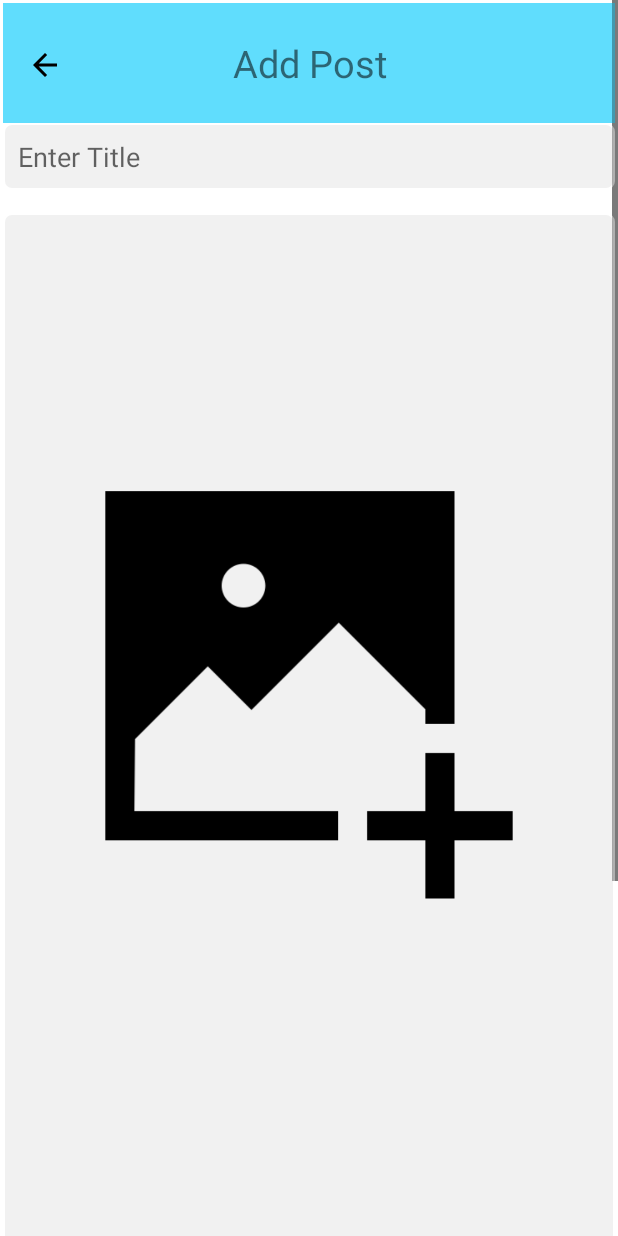
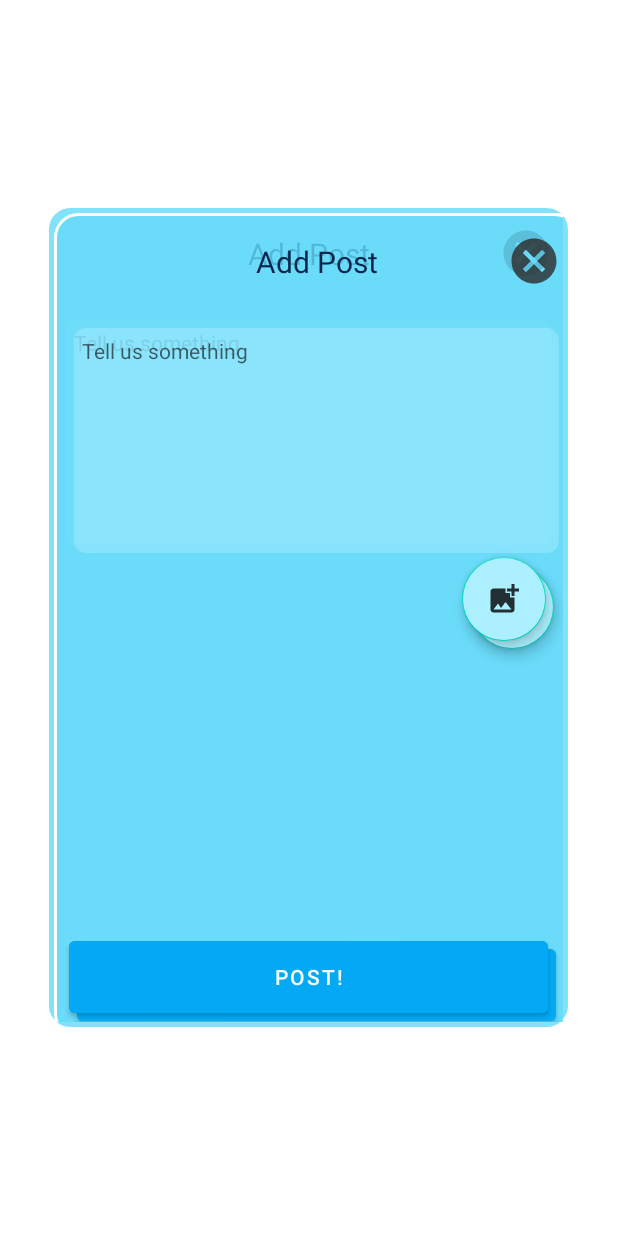
Before and after one commit to Ronenii/Fly, an Android app: the HomePageActivity screen opened directly, with no data from a screen before it, after a tap on "POST", on a phone screen of 412 x 824 dp. Run offline under Robolectric (Android 15) with nearby library versions, the phone set to English and light mode, and no system bars; our stand-ins replace navigation-ui; pictures from the network do not load.

Commit message:
Tried changing style of post fragment but its quite complicated, atm it shows the xml for it twice.

```diff
--- a/app/src/main/java/com/GroupC/fly/ActivityLogic/HomePageActivity.java
+++ b/app/src/main/java/com/GroupC/fly/ActivityLogic/HomePageActivity.java
@@ -41,7 +41,7 @@ public class HomePageActivity extends AppCompatActivity {
         // Passing each menu ID as a set of Ids because each
         // menu should be considered as top level destinations.
         mAppBarConfiguration = new AppBarConfiguration.Builder(
-             R.id.nav_home, R.id.nav_gallery, R.id.nav_slideshow)
+             R.id.nav_home, R.id.fragmentBlogPost)
              .setOpenableLayout(drawer)
              .build();
         NavController navController = Navigation.findNavController(this, R.id.nav_host_fragment_content_home_page);
@@ -50,7 +50,7 @@ public class HomePageActivity extends AppCompatActivity {
     }
 
     public void onPost(View view) {
-        setContentView(R.layout.fragment_blog_post);
+        setContentView(R.layout.fragment_blog_post2);
         getSupportFragmentManager()
                 .beginTransaction().replace(R.id.con_post,new FragmentBlogPost())
                 .commit();
--- a/app/src/main/java/com/GroupC/fly/FragmentLogic/FragmentBlogPost.java
+++ b/app/src/main/java/com/GroupC/fly/FragmentLogic/FragmentBlogPost.java
@@ -33,22 +33,20 @@ public class FragmentBlogPost extends Fragment {
 
     @Override
     public View onCreateView(@NonNull LayoutInflater inflater, @Nullable ViewGroup container, @Nullable Bundle savedInstanceState) {
-        View rootView = inflater.inflate(R.layout.fragment_blog_post, container, false);
+        View rootView = inflater.inflate(R.layout.fragment_blog_post2, container, false);
 
         // Get the view model (all the business logic is in there).
         mViewModel = new ViewModelProvider(this).get(FragmentBlogPostViewModel.class);
         mViewModel.mMediaLauncher = getActivityLauncher();
 
         // Create the variables.
-        mViewModel.uploadImg = new WeakReference<>(Objects.requireNonNull(rootView).findViewById(R.id.addPostImg));
-        mViewModel.mPostTitle = new WeakReference<>(Objects.requireNonNull(rootView).findViewById(R.id.addPostTitle));
-        mViewModel.mPostDesc = new WeakReference<>(Objects.requireNonNull(rootView).findViewById(R.id.addPostDesc));
-        mViewModel.mBtnUpload = new WeakReference<>(Objects.requireNonNull(rootView).findViewById(R.id.buttonUpload));
-        mViewModel.goBackButton = new WeakReference<>(Objects.requireNonNull(rootView).findViewById(R.id.btn_goBack));
+        mViewModel.uploadImg = new WeakReference<>(Objects.requireNonNull(rootView).findViewById(R.id.btn_add_image));
+        mViewModel.mPostDesc = new WeakReference<>(Objects.requireNonNull(rootView).findViewById(R.id.et_post_desc));
+        mViewModel.mBtnUpload = new WeakReference<>(Objects.requireNonNull(rootView).findViewById(R.id.btn_post));
+        mViewModel.goBackButton = new WeakReference<>(Objects.requireNonNull(rootView).findViewById(R.id.btn_back));
 
         // Register listeners
         mViewModel.uploadImg.get().setOnClickListener(this::onPickImage);
-        mViewModel.mPostTitle.get().setOnClickListener(mViewModel::onUpdateText);
         mViewModel.mPostDesc.get().setOnClickListener(mViewModel::onUpdateText);
         mViewModel.mBtnUpload.get().setOnClickListener(mViewModel::onUpload);
         mViewModel.goBackButton.get().setOnClickListener(this::onGoBackClick);
@@ -96,7 +94,7 @@ public class FragmentBlogPost extends Fragment {
                     // On success store the image, and update the ImageView.
                     if (result.getResultCode() == Activity.RESULT_OK) {
                         Log.i("[info]:", "Took a photo");
-                        ImageView postImgView = Objects.requireNonNull(getActivity()).findViewById(R.id.addPostImg);
+                        ImageView postImgView = Objects.requireNonNull(getActivity()).findViewById(R.id.btn_add_image);
                         postImgView.setImageURI(mViewModel.mImgUri);
                     } else {
                         Log.d("[debug]:", String.valueOf(result.getResultCode()));
--- /dev/null
+++ b/app/src/main/res/drawable-anydpi/ic_add_image.xml
@@ -0,0 +1,11 @@
+<vector xmlns:android="http://schemas.android.com/apk/res/android"
+    android:width="24dp"
+    android:height="24dp"
+    android:viewportWidth="24"
+    android:viewportHeight="24"
+    android:tint="#2A2A2A"
+    android:alpha="0.8">
+  <path
+      android:fillColor="@android:color/white"
+      android:pathData="M19,7v2.99s-1.99,0.01 -2,0L17,7h-3s0.01,-1.99 0,-2h3L17,2h2v3h3v2h-3zM16,11L16,8h-3L13,5L5,5c-1.1,0 -2,0.9 -2,2v12c0,1.1 0.9,2 2,2h12c1.1,0 2,-0.9 2,-2v-8h-3zM5,19l3,-4 2,3 3,-4 4,5L5,19z"/>
+</vector>
--- /dev/null
+++ b/app/src/main/res/drawable-anydpi/ic_exit.xml
@@ -0,0 +1,11 @@
+<vector xmlns:android="http://schemas.android.com/apk/res/android"
+    android:width="36dp"
+    android:height="36dp"
+    android:viewportWidth="24"
+    android:viewportHeight="24"
+    android:tint="#2A2A2A"
+    android:alpha="0.8">
+  <path
+      android:fillColor="@android:color/white"
+      android:pathData="M12,2C6.47,2 2,6.47 2,12s4.47,10 10,10 10,-4.47 10,-10S17.53,2 12,2zM17,15.59L15.59,17 12,13.41 8.41,17 7,15.59 10.59,12 7,8.41 8.41,7 12,10.59 15.59,7 17,8.41 13.41,12 17,15.59z"/>
+</vector>
--- a/app/src/main/res/layout/content_home_page.xml
+++ b/app/src/main/res/layout/content_home_page.xml
@@ -16,5 +16,5 @@
         app:layout_constraintLeft_toLeftOf="parent"
         app:layout_constraintRight_toRightOf="parent"
         app:layout_constraintTop_toTopOf="parent"
-        app:navGraph="@navigation/mobile_navigation2" />
+        app:navGraph="@navigation/mobile_navigation" />
 </androidx.constraintlayout.widget.ConstraintLayout>
--- a/app/src/main/res/layout/fragment_blog_post.xml
+++ b/app/src/main/res/layout/fragment_blog_post1.xml
@@ -4,8 +4,7 @@
     xmlns:tools="http://schemas.android.com/tools"
     android:layout_width="match_parent"
     android:layout_height="match_parent"
-    tools:context=".FragmentLogic.FragmentBlogPost"
-    android:id="@+id/con_post">
+    android:id="@+id/con_post1">
 
     <ScrollView
         android:layout_width="match_parent"
@@ -34,7 +33,7 @@
                     android:textSize="25sp" />
 
                 <ImageButton
-                    android:id="@+id/btn_goBack"
+                    android:id="@+id/btn_back"
                     android:layout_width="wrap_content"
                     android:layout_height="wrap_content"
                     android:layout_alignBottom="@+id/tv_addPost"
@@ -50,31 +49,19 @@
                     android:src="@drawable/ic_go_back" />
             </RelativeLayout>
 
-            <com.google.android.material.textfield.TextInputEditText
-                android:id="@+id/addPostTitle"
+            <ImageView
+                android:id="@+id/btn_add_image"
                 android:layout_width="match_parent"
-                android:layout_height="match_parent"
+                android:layout_height="138dp"
+                android:layout_marginBottom="15dp"
                 android:background="@drawable/rounded_corners"
-                android:singleLine="true"
                 android:minHeight="20dp"
                 android:padding="10dp"
-                android:onClick="onUpdateText"
-                android:layout_marginBottom="15dp"
-                android:hint="Enter Title" />
-
-            <ImageView
-                android:id="@+id/addPostImg"
-                android:layout_width="match_parent"
-                android:layout_height="wrap_content"
-                android:background="@drawable/rounded_corners"
                 android:singleLine="true"
-                android:minHeight="20dp"
-                android:padding="10dp"
-                android:layout_marginBottom="15dp"
                 android:src="@drawable/add_img" />
 
             <com.google.android.material.textfield.TextInputEditText
-                android:id="@+id/addPostDesc"
+                android:id="@+id/et_post_desc"
                 android:layout_width="match_parent"
                 android:layout_height="162dp"
                 android:background="@drawable/rounded_corners"
@@ -86,7 +73,7 @@
                 android:hint="Enter Description" />
 
             <Button
-                android:id="@+id/buttonUpload"
+                android:id="@+id/btn_post"
                 style="@style/Widget.AppCompat.Button.Colored"
                 android:layout_width="match_parent"
                 android:layout_height="82dp"
--- /dev/null
+++ b/app/src/main/res/layout/fragment_blog_post2.xml
@@ -0,0 +1,93 @@
+<?xml version="1.0" encoding="utf-8"?>
+<androidx.constraintlayout.widget.ConstraintLayout xmlns:android="http://schemas.android.com/apk/res/android"
+    xmlns:app="http://schemas.android.com/apk/res-auto"
+    xmlns:tools="http://schemas.android.com/tools"
+    android:id="@+id/con_post"
+    android:layout_width="350dp"
+    android:layout_height="550dp"
+    android:layout_gravity="center"
+    tools:context=".FragmentLogic.FragmentBlogPost"
+    android:background="@drawable/sign_in_popup"
+    android:padding="5dp">
+
+
+    <com.google.android.material.textview.MaterialTextView
+        android:id="@+id/materialTextView"
+        android:layout_width="match_parent"
+        android:layout_height="wrap_content"
+        android:layout_marginStart="10dp"
+        android:layout_marginTop="13dp"
+        android:layout_marginEnd="10dp"
+        android:gravity="center|center"
+        android:text="Add Post"
+        android:textColor="@color/navy_blue"
+        android:textSize="20sp"
+        app:layout_constraintEnd_toEndOf="parent"
+        app:layout_constraintStart_toStartOf="parent"
+        app:layout_constraintTop_toTopOf="parent">
+
+    </com.google.android.material.textview.MaterialTextView>
+
+
+    <com.google.android.material.textfield.TextInputEditText
+        android:id="@+id/et_post_desc"
+        android:layout_width="match_parent"
+        android:layout_height="wrap_content"
+        android:layout_marginStart="8dp"
+        android:layout_marginTop="20dp"
+        android:layout_marginEnd="8dp"
+        android:background="@drawable/input_text_box_layout"
+        android:gravity="start"
+        android:hint="Tell us something"
+        android:padding="5dp"
+        android:textSize="14sp"
+        android:onClick="onUpdateText"
+        app:layout_constraintBottom_toTopOf="@+id/btn_post"
+        app:layout_constraintEnd_toEndOf="parent"
+        app:layout_constraintHeight_min="150dp"
+        app:layout_constraintStart_toStartOf="parent"
+        app:layout_constraintTop_toBottomOf="@+id/materialTextView"
+        app:layout_constraintVertical_bias="0.04" />
+
+    <Button
+        android:id="@+id/btn_post"
+        android:layout_width="match_parent"
+        android:layout_height="60dp"
+        android:layout_marginStart="10dp"
+        android:layout_marginEnd="10dp"
+        android:backgroundTint="#03A9F4"
+        android:text="Post!"
+        android:textColor="@color/white"
+        app:layout_constraintBottom_toBottomOf="parent"
+        app:layout_constraintEnd_toEndOf="parent"
+        app:layout_constraintStart_toStartOf="parent"
+        android:onClick="onUpload"
+        app:layout_constraintVertical_bias="0.973" />
+
+    <ImageButton
+        android:id="@+id/btn_back"
+        android:layout_width="45dp"
+        android:layout_height="45dp"
+        android:layout_marginTop="4dp"
+        android:backgroundTint="@color/Transparent"
+        app:layout_constraintEnd_toEndOf="parent"
+        app:layout_constraintHorizontal_bias="0.993"
+        app:layout_constraintStart_toStartOf="parent"
+        app:layout_constraintTop_toTopOf="parent"
+        android:onClick="onGoBackClick"
+        app:srcCompat="@drawable/ic_exit" />
+
+    <com.google.android.material.floatingactionbutton.FloatingActionButton
+        android:id="@+id/btn_add_image"
+        android:layout_width="wrap_content"
+        android:layout_height="wrap_content"
+        android:layout_marginTop="8dp"
+        android:layout_marginEnd="11dp"
+        android:backgroundTint="@color/colorLightBlue1"
+        android:clickable="true"
+        app:layout_constraintEnd_toEndOf="parent"
+        app:layout_constraintTop_toBottomOf="@+id/et_post_desc"
+        app:srcCompat="@drawable/ic_add_image" />
+
+
+</androidx.constraintlayout.widget.ConstraintLayout>
```
Also changed, not shown: app/src/main/java/com/GroupC/fly/FragmentLogic/FragmentBlogPostViewModel.java (+2 -7 lines), app/src/main/res/navigation/mobile_navigation.xml (+15 -13 lines), app/src/main/res/navigation/mobile_navigation2.xml (deleted, +0 -25 lines), app/src/main/res/drawable-hdpi/ic_add_image.png (added), app/src/main/res/drawable-hdpi/ic_exit.png (added), app/src/main/res/drawable-mdpi/ic_add_image.png (added), app/src/main/res/drawable-mdpi/ic_exit.png (added), app/src/main/res/drawable-xhdpi/ic_add_image.png (added), app/src/main/res/drawable-xhdpi/ic_exit.png (added), app/src/main/res/drawable-xxhdpi/ic_add_image.png (added), app/src/main/res/drawable-xxhdpi/ic_exit.png (added).
